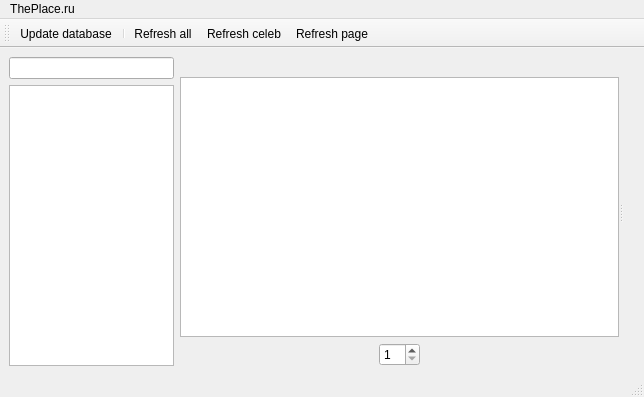
SevenLines/ThePlaceViewer, file gui/ui/mainForm.ui: the form before one commit.
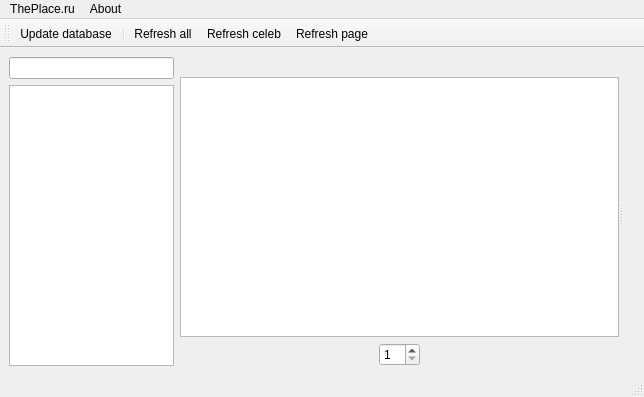
The form after the commit. Icons and pictures are not drawn. Custom widgets are drawn as their Qt base class.

What changed in the file:
```diff
--- a/gui/ui/mainForm.ui
+++ b/gui/ui/mainForm.ui
@@ -271,7 +271,14 @@
     <addaction name="separator"/>
     <addaction name="actionExit"/>
    </widget>
+   <widget class="QMenu" name="menuSettings">
+    <property name="title">
+     <string>About</string>
+    </property>
+    <addaction name="actionSettings"/>
+   </widget>
    <addaction name="menuThePlace_ru"/>
+   <addaction name="menuSettings"/>
   </widget>
   <widget class="QStatusBar" name="statusbar"/>
   <widget class="QToolBar" name="toolBar">
```
Left out of the diff: 5 changed lines with no effect on the pictures.
